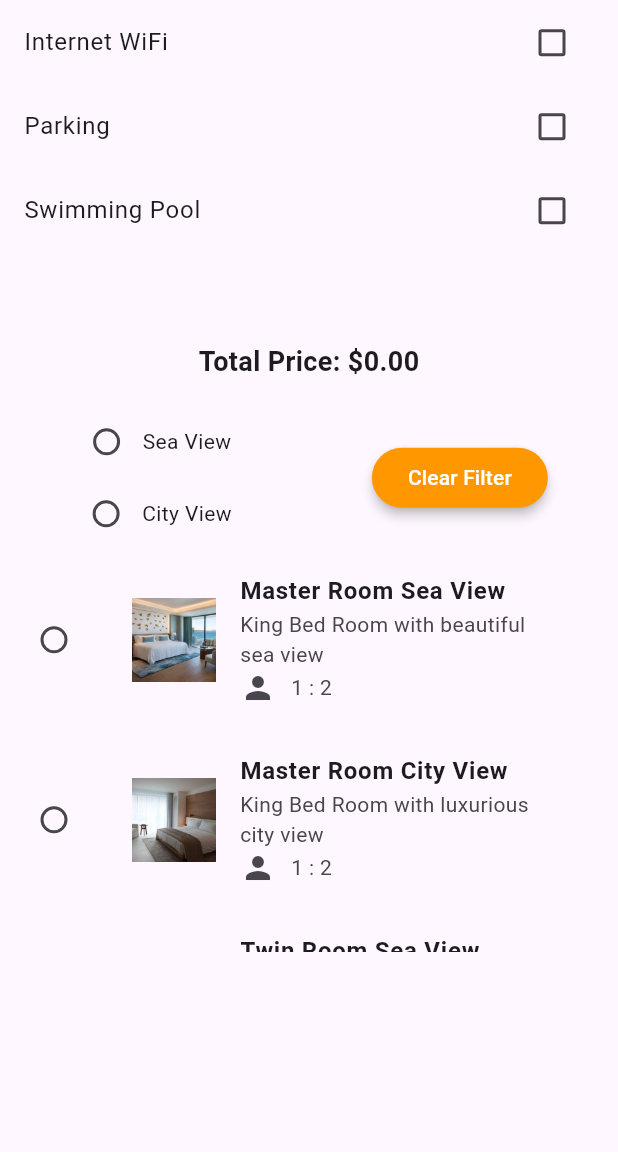
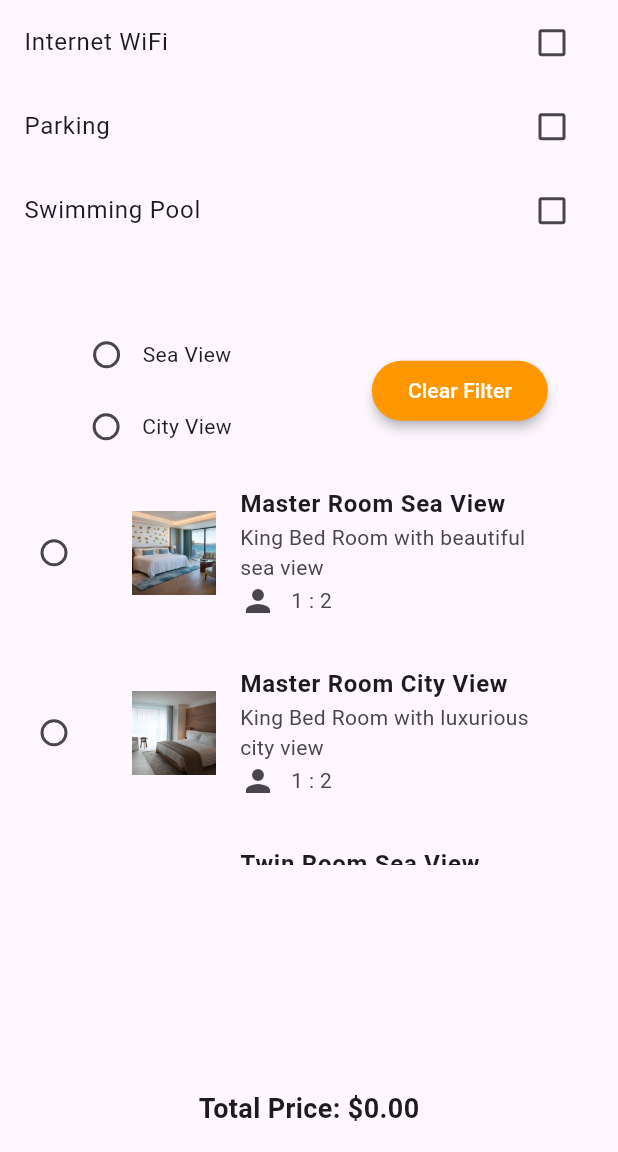
Before and after one commit to NadaMakkawy/task_11, a Flutter app: the screen it shows after launch, scrolled down 454 dp, after a tap on "Clear Filter", on a phone screen of 412 x 824 dp, the part 84-1236 px from its top. Run offline on Flutter 3.47's test engine with Material 3 defaults, Android fonts, the phone set to English and light mode, and no system bars.

Commit message:
refactored code

```diff
--- a/lib/main.dart
+++ b/lib/main.dart
@@ -1,8 +1,8 @@
 import 'package:flutter/material.dart';
 
-import 'view_check_widget.dart';
-import 'slide_bar_widget.dart';
-import 'date_picker_widget.dart';
+import 'widgets/view_check_widget.dart';
+import 'widgets/slide_bar_widget.dart';
+import 'widgets/date_picker_widget.dart';
 
 void main() {
   runApp(const MyApp());
--- a/lib/extras_checklist_widget.dart
+++ b/lib/testing/extras_checklist_widget.dart
@@ -1,6 +1,6 @@
 import 'package:flutter/material.dart';
 
-import 'extras_data.dart';
+import '../data/extras_data.dart';
 
 class ExtrasChecklistWidget extends StatefulWidget {
   final List<Map<String, dynamic>> selectedItemsPrice;
--- a/lib/room_list_view_widget.dart
+++ b/lib/testing/room_list_view_widget.dart
@@ -1,7 +1,7 @@
 import 'package:flutter/material.dart';
 
-import 'room_model.dart';
-import 'rooms_data.dart';
+import '../models/room_model.dart';
+import '../data/rooms_data.dart';
 
 class RoomListView extends StatefulWidget {
   const RoomListView({super.key});
--- a/lib/testing.dart
+++ b/lib/testing/testing.dart
@@ -1,6 +1,6 @@
 import 'package:flutter/material.dart';
-import 'package:task_11/extras_data.dart';
-import 'package:task_11/rooms_data.dart';
+import 'package:task_11/data/extras_data.dart';
+import 'package:task_11/data/rooms_data.dart';
 
 class ChecklistItem {
   final String name;
--- a/lib/slide_bar_widget.dart
+++ b/lib/widgets/slide_bar_widget.dart
@@ -1,6 +1,6 @@
 import 'package:flutter/material.dart';
 
-import 'rooms_data.dart';
+import '../data/rooms_data.dart';
 
 class SlideBarWidget extends StatefulWidget {
   const SlideBarWidget({super.key});
--- a/lib/view_check_widget.dart
+++ b/lib/widgets/view_check_widget.dart
@@ -1,9 +1,9 @@
 import 'package:flutter/material.dart';
 
-import 'summary_page.dart';
-import 'extras_data.dart';
-import 'room_model.dart';
-import 'rooms_data.dart';
+import '../pages/summary_page.dart';
+import '../data/extras_data.dart';
+import '../models/room_model.dart';
+import '../data/rooms_data.dart';
 
 class ViewCheckWidget extends StatefulWidget {
   const ViewCheckWidget({super.key});
@@ -41,7 +41,7 @@ class _ViewCheckWidgetState extends State<ViewCheckWidget> {
   }
 
   void updateFilteredList() {
-    selectedItemsPrice.clear();
+    // selectedItemsPrice.clear();
 
     filteredItems = rooms.where((item) => item.isSelected).toList();
 
@@ -66,6 +66,7 @@ class _ViewCheckWidgetState extends State<ViewCheckWidget> {
             itemBuilder: (context, index) {
               final item = extrasData[index];
               return CheckboxListTile(
+                activeColor: Colors.blue,
                 title: Text(item['title']),
                 value: item['isSelected'],
                 onChanged: (value) {
@@ -80,13 +81,6 @@ class _ViewCheckWidgetState extends State<ViewCheckWidget> {
                 },
               );
             },
-          ),
-        ),
-        Padding(
-          padding: const EdgeInsets.all(16.0),
-          child: Text(
-            'Total Price: \$${totalPrice.toStringAsFixed(2)}',
-            style: const TextStyle(fontSize: 18, fontWeight: FontWeight.bold),
           ),
         ),
         Row(
@@ -172,6 +166,13 @@ class _ViewCheckWidgetState extends State<ViewCheckWidget> {
             },
           ),
         ),
+        Padding(
+          padding: const EdgeInsets.all(16.0),
+          child: Text(
+            'Total Price: \$${totalPrice.toStringAsFixed(2)}',
+            style: const TextStyle(fontSize: 18, fontWeight: FontWeight.bold),
+          ),
+        ),
       ],
     );
   }
@@ -212,6 +213,10 @@ class SelectedRoomInfo extends StatelessWidget {
             ),
           ),
           ListTile(
+            trailing: Icon(
+              Icons.arrow_forward_ios,
+              color: Colors.orange,
+            ),
             leading: Image.asset(room!.imagePath),
             title: Text(
               room!.title,
@@ -268,6 +273,7 @@ class _CheckListOptionState extends State<CheckListOption> {
   @override
   Widget build(BuildContext context) {
     return CheckboxListTile(
+      activeColor: Colors.orange,
       title: ListTile(
         leading: Image.asset(widget.imagePath!),
         contentPadding: const EdgeInsets.all(0),
```
Also changed, not shown: lib/data/extras_data.dart (renamed from lib/extras_data.dart), lib/data/rooms_data.dart (renamed from lib/rooms_data.dart), lib/models/extra_model.dart (renamed from lib/extra_model.dart), lib/models/room_model.dart (renamed from lib/room_model.dart), lib/models/summary_model.dart (renamed from lib/summary_model.dart), lib/pages/summary_page.dart (renamed from lib/summary_page.dart), lib/testing/first_attempt.dart (renamed from lib/first_attempt.dart), lib/widgets/date_picker_widget.dart (renamed from lib/date_picker_widget.dart).
